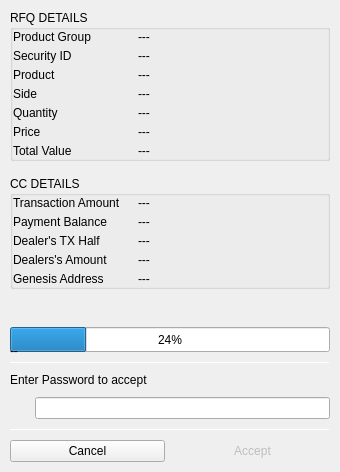
Before: the Qt Designer form BlockSettleUILib/CCSettlementTransactionWidget.ui in BlockSettle/terminal, drawn with Qt 5.
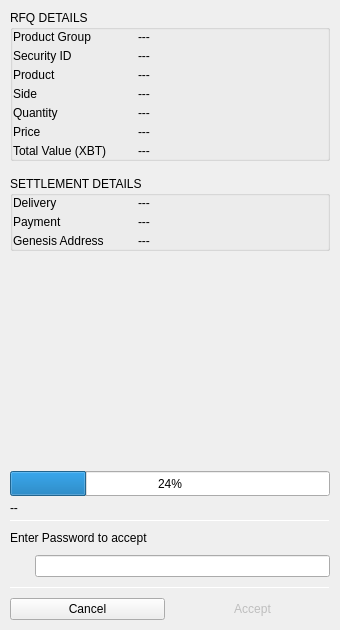
After: the same form once the commit is applied. Icons and pictures are not drawn.

Commit message: Verified requester private market settlement window.

Patch:
```diff
--- a/BlockSettleUILib/CCSettlementTransactionWidget.ui
+++ b/BlockSettleUILib/CCSettlementTransactionWidget.ui
@@ -7,7 +7,7 @@
     <x>0</x>
     <y>0</y>
     <width>340</width>
-    <height>472</height>
+    <height>630</height>
    </rect>
   </property>
   <property name="sizePolicy">
@@ -16,6 +16,12 @@
     <verstretch>0</verstretch>
    </sizepolicy>
   </property>
+  <property name="minimumSize">
+   <size>
+    <width>340</width>
+    <height>630</height>
+   </size>
+  </property>
   <property name="windowTitle">
    <string>Form</string>
   </property>
@@ -509,7 +515,7 @@
                </size>
               </property>
               <property name="text">
-               <string>Total Value</string>
+               <string>Total Value (XBT)</string>
               </property>
              </widget>
             </item>
@@ -538,7 +544,7 @@
       <item>
        <widget class="QGroupBox" name="groupBox">
         <property name="title">
-         <string>CC DETAILS</string>
+         <string>SETTLEMENT DETAILS</string>
         </property>
         <layout class="QVBoxLayout" name="verticalLayout_5">
          <property name="spacing">
@@ -556,68 +562,6 @@
          <property name="bottomMargin">
           <number>0</number>
          </property>
-         <item>
-          <widget class="QWidget" name="horizontalWidget_2" native="true">
-           <property name="minimumSize">
-            <size>
-             <width>0</width>
-             <height>0</height>
-            </size>
-           </property>
-           <layout class="QHBoxLayout" name="horizontalLayout_9">
-            <property name="spacing">
-             <number>5</number>
-            </property>
-            <property name="leftMargin">
-             <number>0</number>
-            </property>
-            <property name="topMargin">
-             <number>0</number>
-            </property>
-            <property name="rightMargin">
-             <number>0</number>
-            </property>
-            <property name="bottomMargin">
-             <number>0</number>
-            </property>
-            <item>
-             <widget class="QLabel" name="label_9">
-              <property name="minimumSize">
-               <size>
-                <width>120</width>
-                <height>0</height>
-               </size>
-              </property>
-              <property name="maximumSize">
-               <size>
-                <width>120</width>
-                <height>16777215</height>
-               </size>
-              </property>
-              <property name="text">
-               <string>Transaction Amount</string>
-              </property>
-             </widget>
-            </item>
-            <item>
-             <widget class="QLabel" name="labelTransactionAmount">
-              <property name="sizePolicy">
-               <sizepolicy hsizetype="Expanding" vsizetype="Preferred">
-                <horstretch>0</horstretch>
-                <verstretch>0</verstretch>
-               </sizepolicy>
-              </property>
-              <property name="text">
-               <string>---</string>
-              </property>
-              <property name="whiteLabel" stdset="0">
-               <bool>true</bool>
-              </property>
-             </widget>
-            </item>
-           </layout>
-          </widget>
-         </item>
          <item>
           <widget class="QWidget" name="horizontalWidget_3" native="true">
            <property name="minimumSize">
@@ -657,7 +601,7 @@
                </size>
               </property>
               <property name="text">
-               <string>Payment Balance</string>
+               <string>Delivery</string>
               </property>
              </widget>
             </item>
@@ -719,7 +663,7 @@
                </size>
               </property>
               <property name="text">
-               <string>Dealer's TX Half</string>
+               <string>Payment</string>
               </property>
              </widget>
             </item>
@@ -742,68 +686,6 @@
            </layout>
           </widget>
          </item>
-         <item>
-          <widget class="QWidget" name="horizontalWidget_5" native="true">
-           <property name="minimumSize">
-            <size>
-             <width>0</width>
-             <height>0</height>
-            </size>
-           </property>
-           <layout class="QHBoxLayout" name="horizontalLayout_12">
-            <property name="spacing">
-             <number>5</number>
-            </property>
-            <property name="leftMargin">
-             <number>0</number>
-            </property>
-            <property name="topMargin">
-             <number>0</number>
-            </property>
-            <property name="rightMargin">
-             <number>0</number>
-            </property>
-            <property name="bottomMargin">
-             <number>0</number>
-            </property>
-            <item>
-             <widget class="QLabel" name="label_12">
-              <property name="minimumSize">
-               <size>
-                <width>120</width>
-                <height>0</height>
-               </size>
-              </property>
-              <property name="maximumSize">
-               <size>
-                <width>120</width>
-                <height>16777215</height>
-               </size>
-              </property>
-              <property name="text">
-               <string>Dealers's Amount</string>
-              </property>
-             </widget>
-            </item>
-            <item>
-             <widget class="QLabel" name="labelDealersAmount">
-              <property name="sizePolicy">
-               <sizepolicy hsizetype="Expanding" vsizetype="Preferred">
-                <horstretch>0</horstretch>
-                <verstretch>0</verstretch>
-               </sizepolicy>
-              </property>
-              <property name="text">
-               <string>---</string>
-              </property>
-              <property name="whiteLabel" stdset="0">
-               <bool>true</bool>
-              </property>
-             </widget>
-            </item>
-           </layout>
-          </widget>
-         </item>
          <item>
           <widget class="QWidget" name="horizontalWidget_6" native="true">
            <property name="minimumSize">
@@ -930,6 +812,9 @@
            <property name="text">
             <string>--</string>
            </property>
+           <property name="wordWrap">
+            <bool>true</bool>
+           </property>
           </widget>
          </item>
         </layout>
@@ -986,6 +871,9 @@
         <property name="text">
          <string>Enter Password to accept</string>
         </property>
+        <property name="wordWrap">
+         <bool>true</bool>
+        </property>
         <property name="italicLabel" stdset="0">
          <bool>false</bool>
         </property>
```
The commit also changes 1 other file.
